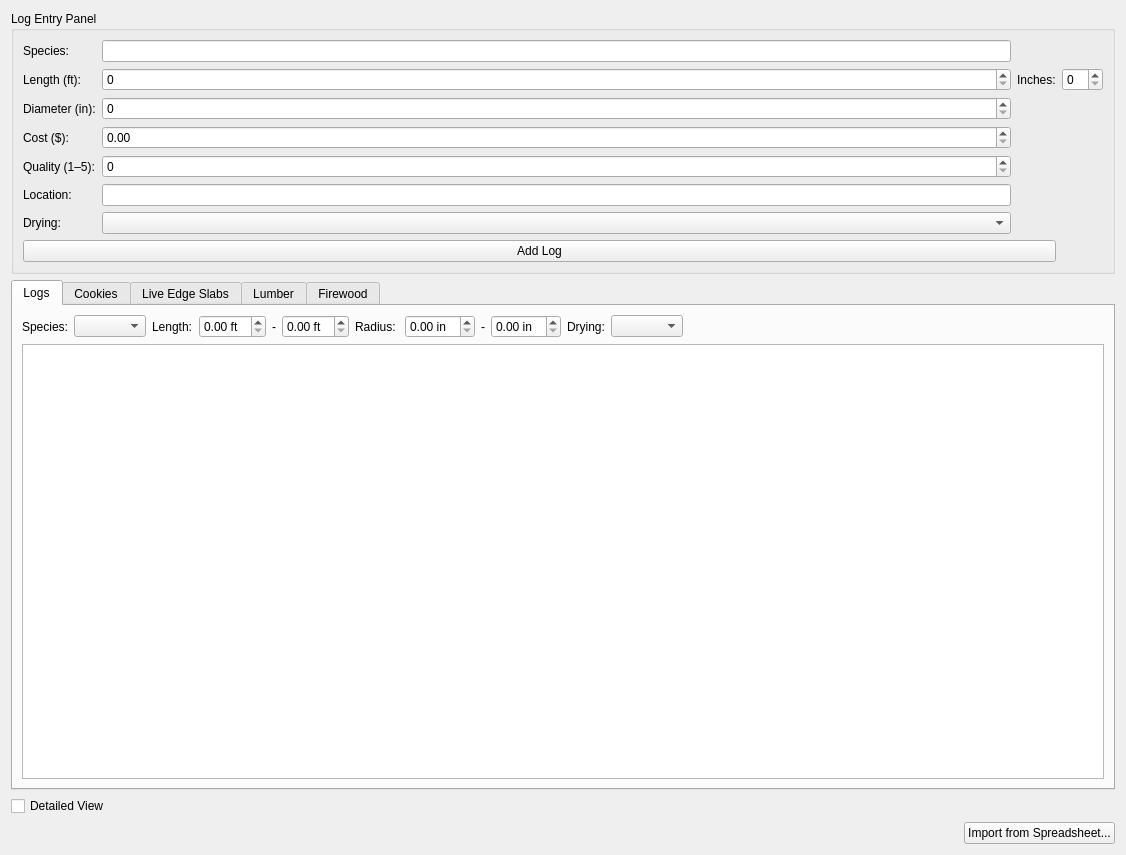
Above: ui/inventory.ui from thelenlucas/Senior-Design before the change. Below: the same form after it.
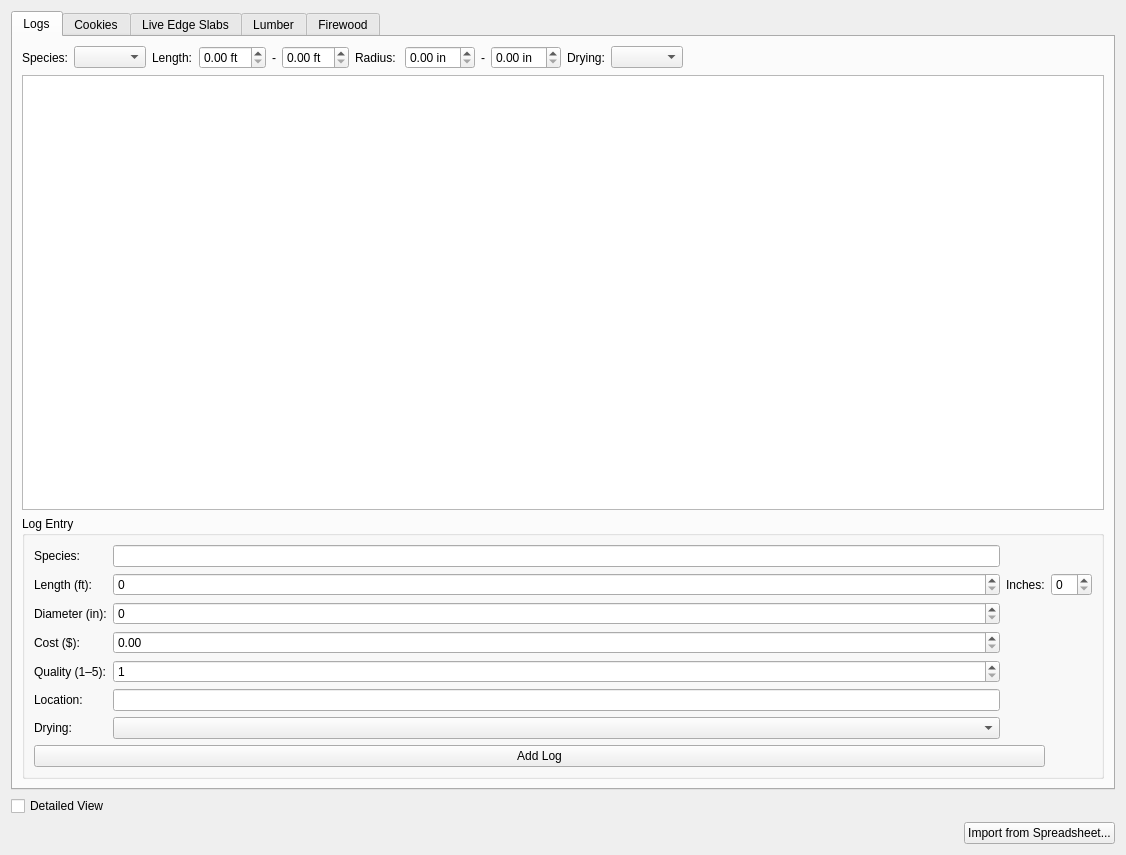
That is the form after the change.

Commit message: Fixed dangling pointer crash

The edit to the form file:
```diff
--- a/ui/inventory.ui
+++ b/ui/inventory.ui
@@ -20,106 +20,6 @@
    <string>Inventory Management</string>
   </property>
   <layout class="QVBoxLayout" name="mainLayout">
-   <item>
-    <widget class="QGroupBox" name="logEntryPanel">
-     <property name="title">
-      <string>Log Entry Panel</string>
-     </property>
-     <layout class="QGridLayout" name="logEntryLayout">
-      <item row="2" column="0">
-       <widget class="QLabel" name="diameterLabel">
-        <property name="text">
-         <string>Diameter (in):</string>
-        </property>
-       </widget>
-      </item>
-      <item row="5" column="0">
-       <widget class="QLabel" name="locationLabel">
-        <property name="text">
-         <string>Location:</string>
-        </property>
-       </widget>
-      </item>
-      <item row="3" column="0">
-       <widget class="QLabel" name="costLabel">
-        <property name="text">
-         <string>Cost ($):</string>
-        </property>
-       </widget>
-      </item>
-      <item row="1" column="3">
-       <widget class="QSpinBox" name="lengthIn"/>
-      </item>
-      <item row="2" column="1">
-       <widget class="QSpinBox" name="diameterIn"/>
-      </item>
-      <item row="1" column="1">
-       <widget class="QSpinBox" name="lengthFt"/>
-      </item>
-      <item row="0" column="1">
-       <widget class="QLineEdit" name="speciesEntry"/>
-      </item>
-      <item row="3" column="1">
-       <widget class="QDoubleSpinBox" name="costValue"/>
-      </item>
-      <item row="0" column="0">
-       <widget class="QLabel" name="speciesLabel">
-        <property name="text">
-         <string>Species:</string>
-        </property>
-       </widget>
-      </item>
-      <item row="4" column="1">
-       <widget class="QSpinBox" name="qualityValue">
-        <property name="maximum">
-         <number>10</number>
-        </property>
-       </widget>
-      </item>
-      <item row="7" column="0" colspan="3">
-       <widget class="QPushButton" name="addLogButton">
-        <property name="text">
-         <string>Add Log</string>
-        </property>
-       </widget>
-      </item>
-      <item row="1" column="2">
-       <widget class="QLabel" name="lengthInLabel">
-        <property name="text">
-         <string>Inches:</string>
-        </property>
-       </widget>
-      </item>
-      <item row="1" column="0">
-       <widget class="QLabel" name="lengthFtLabel">
-        <property name="text">
-         <string>Length (ft):</string>
-        </property>
-       </widget>
-      </item>
-      <item row="4" column="0">
-       <widget class="QLabel" name="qualityLabel">
-        <property name="text">
-         <string>Quality (1–5):</string>
-        </property>
-       </widget>
-      </item>
-      <item row="6" column="0">
-       <widget class="QLabel" name="label">
-        <property name="text">
-         <string>Drying:</string>
-        </property>
-       </widget>
-      </item>
-      <item row="6" column="1">
-       <widget class="QComboBox" name="dryingComboBox"/>
-      </item>
-      <item row="5" column="1">
-       <widget class="QLineEdit" name="locationEntry"/>
-      </item>
-     </layout>
-    </widget>
-   </item>
    <item>
     <widget class="QTabWidget" name="inventoryTabs">
      <property name="tabPosition">
@@ -258,6 +158,109 @@
          </property>
         </widget>
        </item>
+       <item>
+        <widget class="QGroupBox" name="logEntryPanel">
+         <property name="title">
+          <string>Log Entry</string>
+         </property>
+         <layout class="QGridLayout" name="logEntryLayout">
+          <item row="2" column="0">
+           <widget class="QLabel" name="diameterLabel">
+            <property name="text">
+             <string>Diameter (in):</string>
+            </property>
+           </widget>
+          </item>
+          <item row="5" column="0">
+           <widget class="QLabel" name="locationLabel">
+            <property name="text">
+             <string>Location:</string>
+            </property>
+           </widget>
+          </item>
+          <item row="3" column="0">
+           <widget class="QLabel" name="costLabel">
+            <property name="text">
+             <string>Cost ($):</string>
+            </property>
+           </widget>
+          </item>
+          <item row="1" column="3">
+           <widget class="QSpinBox" name="lengthIn"/>
+          </item>
+          <item row="2" column="1">
+           <widget class="QSpinBox" name="diameterIn"/>
+          </item>
+          <item row="1" column="1">
+           <widget class="QSpinBox" name="lengthFt"/>
+          </item>
+          <item row="0" column="1">
+           <widget class="QLineEdit" name="speciesEntry"/>
+          </item>
+          <item row="3" column="1">
+           <widget class="QDoubleSpinBox" name="costValue"/>
+          </item>
+          <item row="0" column="0">
+           <widget class="QLabel" name="speciesLabel">
+            <property name="text">
+             <string>Species:</string>
+            </property>
+           </widget>
+          </item>
+          <item row="4" column="1">
+           <widget class="QSpinBox" name="qualityValue">
+            <property name="minimum">
+             <number>1</number>
+            </property>
+            <property name="maximum">
+             <number>5</number>
+            </property>
+           </widget>
+          </item>
+          <item row="7" column="0" colspan="3">
+           <widget class="QPushButton" name="addLogButton">
+            <property name="text">
+             <string>Add Log</string>
+            </property>
+           </widget>
+          </item>
+          <item row="1" column="2">
+           <widget class="QLabel" name="lengthInLabel">
+            <property name="text">
+             <string>Inches:</string>
+            </property>
+           </widget>
+          </item>
+          <item row="1" column="0">
+           <widget class="QLabel" name="lengthFtLabel">
+            <property name="text">
+             <string>Length (ft):</string>
+            </property>
+           </widget>
+          </item>
+          <item row="4" column="0">
+           <widget class="QLabel" name="qualityLabel">
+            <property name="text">
+             <string>Quality (1–5):</string>
+            </property>
+           </widget>
+          </item>
+          <item row="6" column="0">
+           <widget class="QLabel" name="label">
+            <property name="text">
+             <string>Drying:</string>
+            </property>
+           </widget>
+          </item>
+          <item row="6" column="1">
+           <widget class="QComboBox" name="dryingComboBox"/>
+          </item>
+          <item row="5" column="1">
+           <widget class="QLineEdit" name="locationEntry"/>
+          </item>
+         </layout>
+        </widget>
+       </item>
       </layout>
      </widget>
      <widget class="QWidget" name="cookiesTab">
```
The commit also changes 1 other file.
